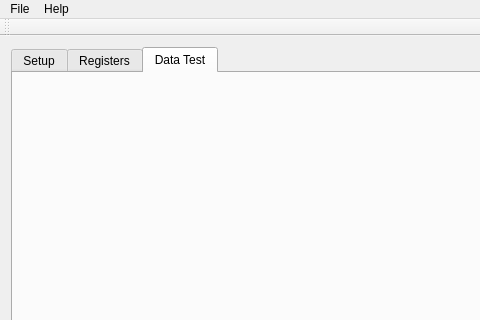
Above: GUI/View/mainview.ui from tristandupree/Ph2_ACF before the change; both pictures show x 0 to 480 and y 0 to 320 of the 1109 by 763 pixel window. Below: the same form after it.
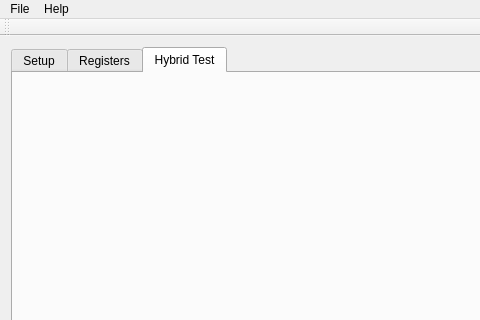
That is the form after the change. The open tabs and pages were chosen to show the change.

Patch:
```diff
--- a/GUI/View/mainview.ui
+++ b/GUI/View/mainview.ui
@@ -42,7 +42,7 @@
       </widget>
       <widget class="QWidget" name="tabDataTest">
        <attribute name="title">
-        <string>Data Test</string>
+        <string>Hybrid Test</string>
        </attribute>
        <layout class="QVBoxLayout" name="verticalLayout_4">
         <item>
```
Left out of the diff: 2 changed lines with no effect on the pictures.
